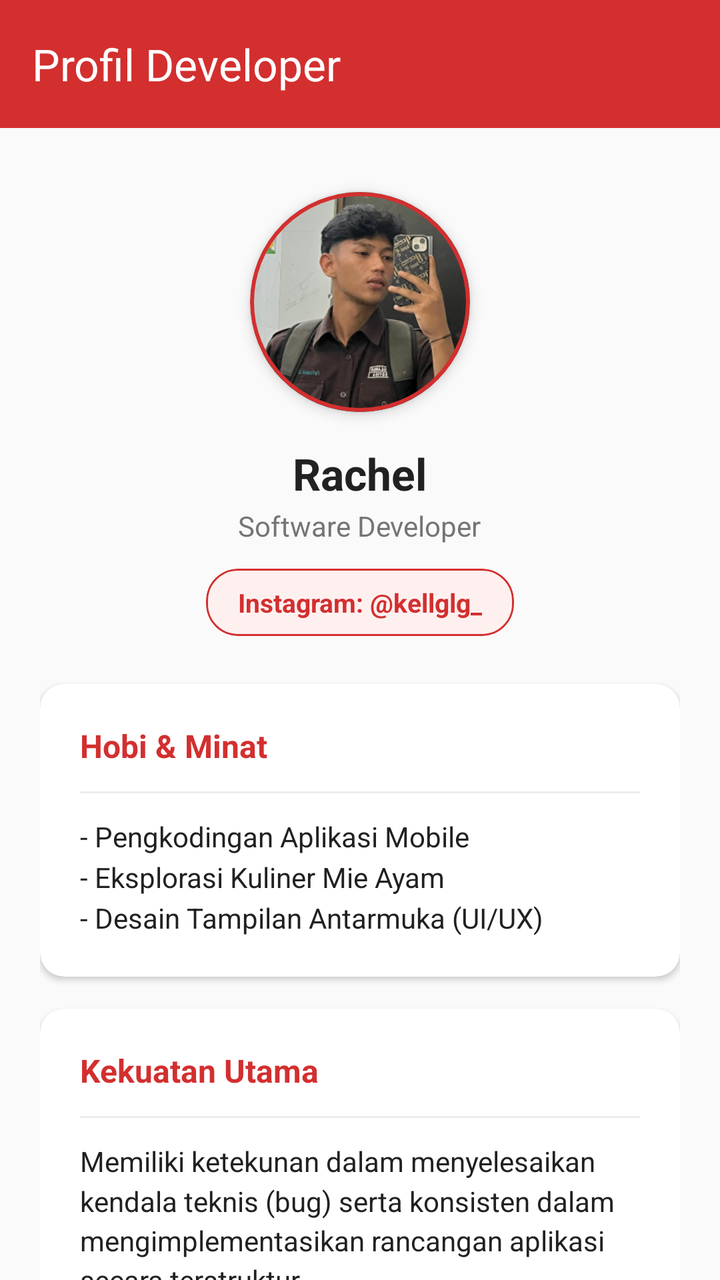
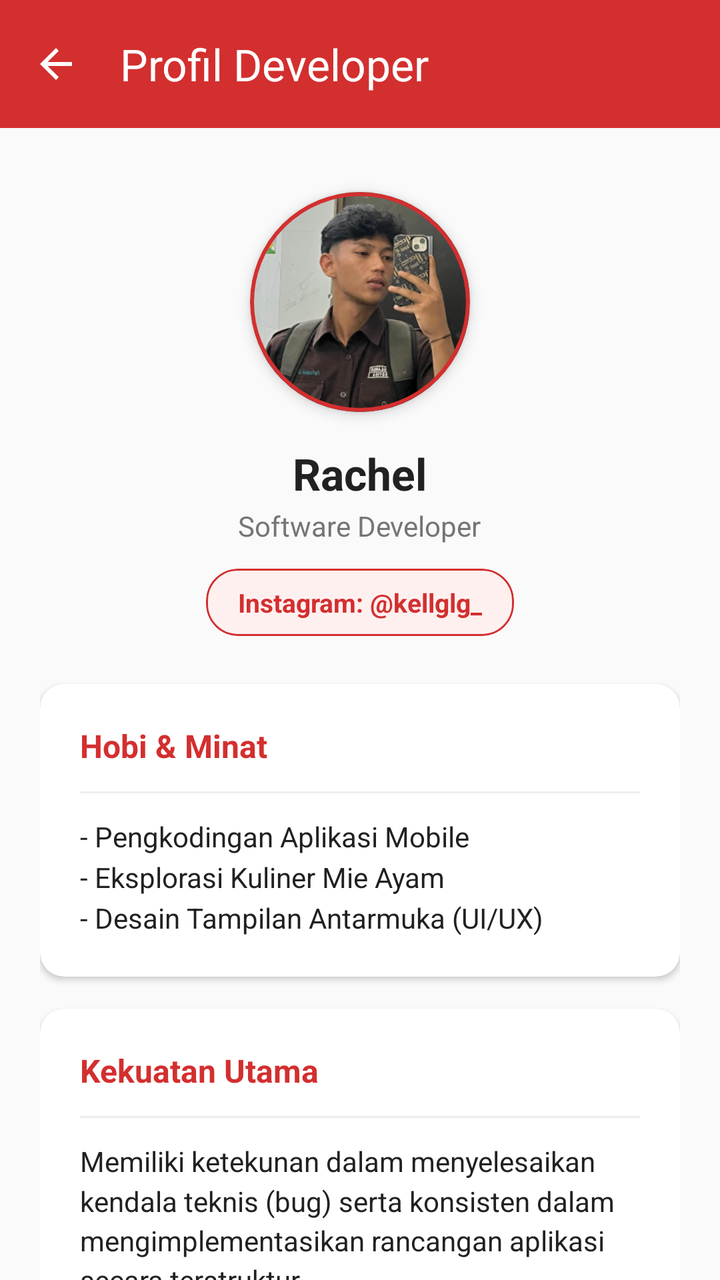

Compare the two renders of this Android layout. The source of the first and the diff that turns it into the second are given below.
<!-- AndroidManifest.xml: application theme Theme.SnackRachel -->
<!-- res/layout/activity_profile.xml -->
<?xml version="1.0" encoding="utf-8"?>
<LinearLayout xmlns:android="http://schemas.android.com/apk/res/android"
    xmlns:app="http://schemas.android.com/apk/res-auto"
    android:layout_width="match_parent"
    android:layout_height="match_parent"
    android:orientation="vertical"
    android:background="@color/background_light">

    
    <com.google.android.material.appbar.MaterialToolbar
        android:id="@+id/toolbarProfile"
        android:layout_width="match_parent"
        android:layout_height="?attr/actionBarSize"
        android:background="@color/primary_color"
        app:title="Profil Developer"
        app:titleTextColor="@android:color/white" />

    <ScrollView
        android:layout_width="match_parent"
        android:layout_height="match_parent"
        android:scrollbars="none">

        <LinearLayout
            android:layout_width="match_parent"
            android:layout_height="wrap_content"
            android:orientation="vertical"
            android:padding="20dp"
            android:gravity="center_horizontal">

            
            <com.google.android.material.card.MaterialCardView
                android:layout_width="110dp"
                android:layout_height="110dp"
                android:layout_marginTop="12dp"
                app:cardCornerRadius="55dp"
                app:cardElevation="4dp"
                app:strokeColor="@color/primary_color"
                app:strokeWidth="2dp">

                <ImageView
                    android:id="@+id/imgProfile"
                    android:layout_width="match_parent"
                    android:layout_height="match_parent"
                    android:src="@drawable/profile"
                    android:scaleType="centerCrop"
                    android:contentDescription="Foto Profil" />
            </com.google.android.material.card.MaterialCardView>

            
            <TextView
                android:layout_width="wrap_content"
                android:layout_height="wrap_content"
                android:text="Rachel"
                android:textSize="22sp"
                android:textStyle="bold"
                android:textColor="@color/text_dark"
                android:layout_marginTop="16dp" />

            
            <TextView
                android:layout_width="wrap_content"
                android:layout_height="wrap_content"
                android:text="Software Developer"
                android:textSize="14sp"
                android:textColor="#757575"
                android:layout_marginTop="2dp" />

            
            <com.google.android.material.card.MaterialCardView
                android:layout_width="wrap_content"
                android:layout_height="wrap_content"
                android:layout_marginTop="12dp"
                app:cardBackgroundColor="#FFF0F0"
                app:cardCornerRadius="16dp"
                app:cardElevation="0dp"
                app:strokeColor="@color/primary_color"
                app:strokeWidth="1dp">

                <TextView
                    android:layout_width="wrap_content"
                    android:layout_height="wrap_content"
                    android:text="Instagram: @kellglg_"
                    android:textSize="13sp"
                    android:textStyle="bold"
                    android:textColor="@color/primary_color"
                    android:paddingHorizontal="16dp"
                    android:paddingVertical="8dp" />
            </com.google.android.material.card.MaterialCardView>

            
            <com.google.android.material.card.MaterialCardView
                android:layout_width="match_parent"
                android:layout_height="wrap_content"
                android:layout_marginTop="24dp"
                app:cardBackgroundColor="@android:color/white"
                app:cardCornerRadius="12dp"
                app:cardElevation="2dp"
                app:strokeWidth="0dp">

                <LinearLayout
                    android:layout_width="match_parent"
                    android:layout_height="wrap_content"
                    android:orientation="vertical"
                    android:padding="20dp">

                    <TextView
                        android:layout_width="wrap_content"
                        android:layout_height="wrap_content"
                        android:text="Hobi &amp; Minat"
                        android:textSize="16sp"
                        android:textStyle="bold"
                        android:textColor="@color/primary_color" />

                    <View
                        android:layout_width="match_parent"
                        android:layout_height="1dp"
                        android:background="#EEEEEE"
                        android:layout_marginVertical="12dp" />

                    <TextView
                        android:layout_width="match_parent"
                        android:layout_height="wrap_content"
                        android:text="- Pengkodingan Aplikasi Mobile\n- Eksplorasi Kuliner Mie Ayam\n- Desain Tampilan Antarmuka (UI/UX)"
                        android:textSize="14sp"
                        android:textColor="@color/text_dark"
                        android:lineSpacingExtra="4dp" />

                </LinearLayout>
            </com.google.android.material.card.MaterialCardView>

            
            <com.google.android.material.card.MaterialCardView
                android:layout_width="match_parent"
                android:layout_height="wrap_content"
                android:layout_marginTop="16dp"
                android:layout_marginBottom="24dp"
                app:cardBackgroundColor="@android:color/white"
                app:cardCornerRadius="12dp"
                app:cardElevation="2dp"
                app:strokeWidth="0dp">

                <LinearLayout
                    android:layout_width="match_parent"
                    android:layout_height="wrap_content"
                    android:orientation="vertical"
                    android:padding="20dp">

                    <TextView
                        android:layout_width="wrap_content"
                        android:layout_height="wrap_content"
                        android:text="Kekuatan Utama"
                        android:textSize="16sp"
                        android:textStyle="bold"
                        android:textColor="@color/primary_color" />

                    <View
                        android:layout_width="match_parent"
                        android:layout_height="1dp"
                        android:background="#EEEEEE"
                        android:layout_marginVertical="12dp" />

                    <TextView
                        android:layout_width="match_parent"
                        android:layout_height="wrap_content"
                        android:text="Memiliki ketekunan dalam menyelesaikan kendala teknis (bug) serta konsisten dalam mengimplementasikan rancangan aplikasi secara terstruktur."
                        android:textSize="14sp"
                        android:textColor="@color/text_dark"
                        android:lineSpacingMultiplier="1.2" />

                </LinearLayout>
            </com.google.android.material.card.MaterialCardView>

        </LinearLayout>
    </ScrollView>
</LinearLayout>
<!-- resources referenced by this layout -->
<resources>
  <color name="background_light">#FAFAFA</color>
  <color name="primary_color">#D32F2F</color>
  <color name="text_dark">#212121</color>
  <!-- drawable profile: png bitmap (drawable, 137090 bytes) -->
  <style name="Theme.SnackRachel" parent="Base.Theme.SnackRachel" />
  <style name="Base.Theme.SnackRachel" parent="Theme.Material3.DayNight.NoActionBar">
          
          
      </style>
</resources>

<!-- the commit's change to res/layout/activity_profile.xml (unified diff, before → after) -->
@@ -13,7 +13,9 @@
         android:layout_height="?attr/actionBarSize"
         android:background="@color/primary_color"
         app:title="Profil Developer"
-        app:titleTextColor="@android:color/white" />
+        app:titleTextColor="@android:color/white"
+        app:navigationIcon="?attr/homeAsUpIndicator"
+        app:navigationIconTint="@android:color/white" />
 
     <ScrollView
         android:layout_width="match_parent"
